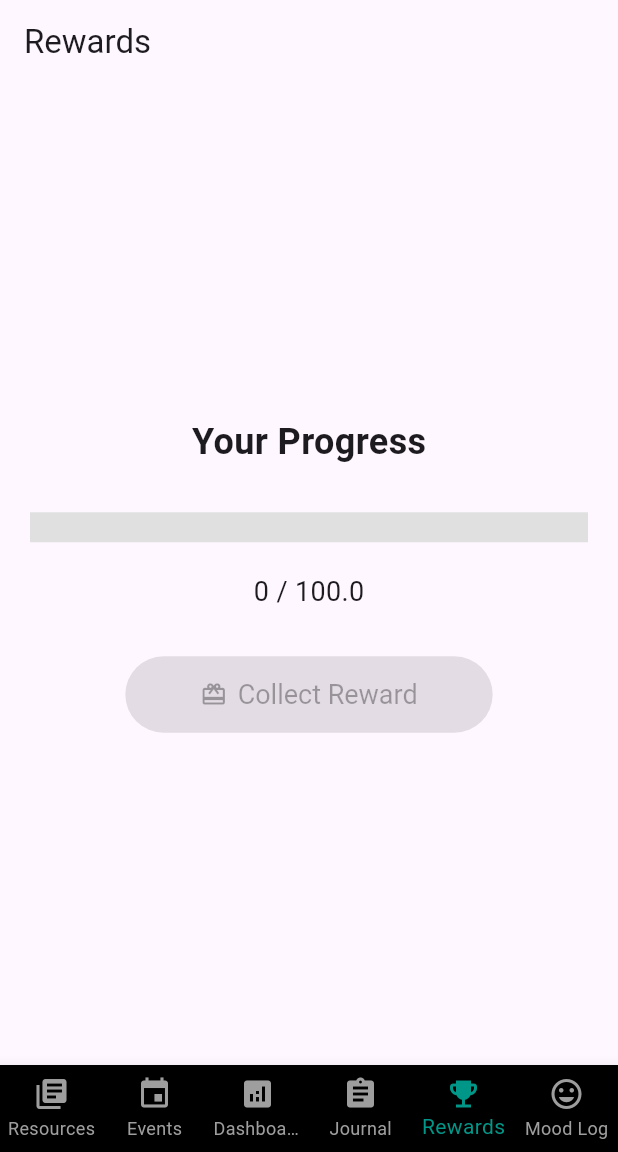
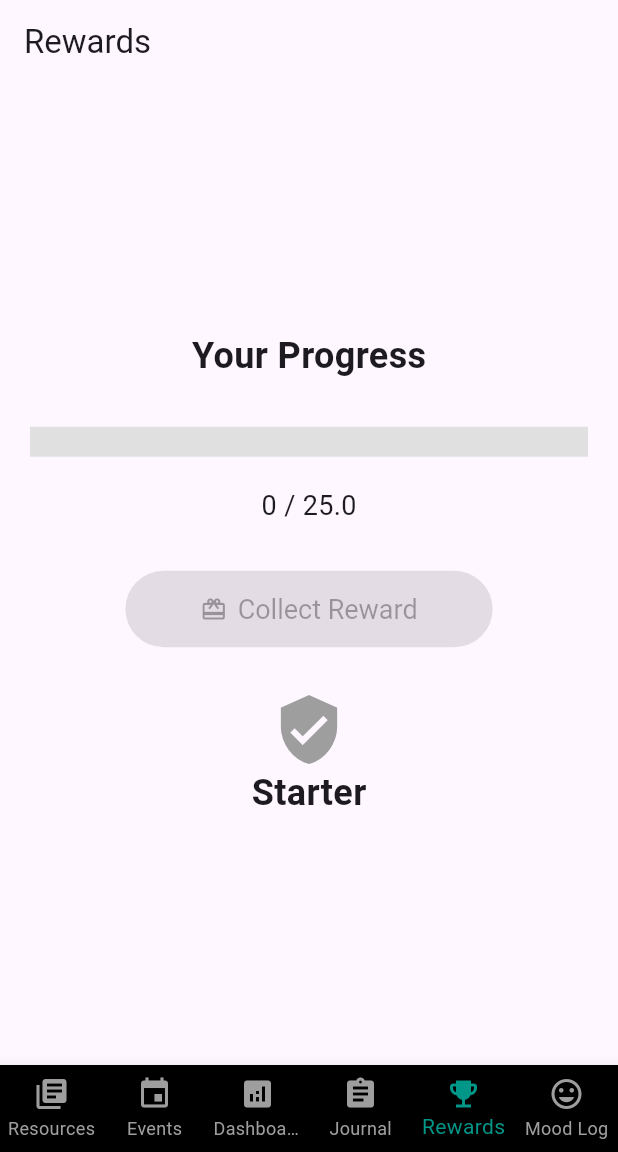
Before and after one commit to WillssEdgar/MoodWaves, a Flutter app: the screen it shows once a user with an empty profile is signed in, item 5 of the bottom bar chosen, on a phone screen of 412 x 824 dp, the part 84-1236 px from its top. Run offline on Flutter 3.47's test engine with Material 3 defaults, Android fonts, the light colour scheme and no system bars; our stand-ins replace cloud_firestore, firebase_auth, firebase_core, fl_chart, table_calendar; accounts and stored records are empty.

```diff
--- a/lib/screens/rewards.dart
+++ b/lib/screens/rewards.dart
@@ -13,7 +13,7 @@ class RewardsPage extends StatefulWidget {
 
 class RewardsPageState extends State<RewardsPage> {
   final FirebaseFirestore firestore = FirebaseFirestore.instance;
-  final double threshold = 100; // Threshold for the reward to be ready
+  final double threshold = 25; // Threshold for the reward to be ready
   double rewardProgress = 0; // Initial progress
   final String userId = FirebaseAuth.instance.currentUser?.uid ?? '';
 
@@ -72,11 +72,73 @@ class RewardsPageState extends State<RewardsPage> {
                 textStyle: const TextStyle(fontSize: 18),
               ),
             ),
+            const SizedBox(height: 30),
+            FutureBuilder<DocumentSnapshot>(
+              future: firestore.collection('users').doc(userId).get(),
+              builder: (context, snapshot) {
+                if (snapshot.connectionState == ConnectionState.done) {
+                  if (snapshot.hasError) {
+                    return Text('Error: ${snapshot.error}');
+                  } else if (snapshot.hasData) {
+                    int rewardsCollected = (snapshot.data!.data() as Map<String, dynamic>)['rewardsCollected']?.toInt() ?? 0;
+                    return buildRewardsIcons(rewardsCollected);
+                  }
+                }
+                return const CircularProgressIndicator();
+              },
+            ),
           ],
         ),
       ),
     );
   }
+    Widget buildRewardsIcons(int rewardsCollected) {
+    String status = getStatus(rewardsCollected);
+    Color medalColor = getMedalColor(status);
+    return Column(
+      mainAxisAlignment: MainAxisAlignment.center,
+      children: [
+        Icon(Icons.verified_user, size: 50, color: medalColor),
+        Text(status, style: TextStyle(fontSize: 24, fontWeight: FontWeight.bold)),
+      ],
+    );
+  }
+
+
+  String getStatus(int rewardsCollected) {
+    switch (rewardsCollected) {
+      case 0:
+        return 'Starter';
+      case 1:
+        return 'Bronze';
+      case 2:
+        return 'Silver';
+      case 3:
+        return 'Black';
+      case 4:
+        return 'Gold';
+      default:
+        return 'Starter';  // Default case for when no rewards have been collected
+    }
+  }
+  Color getMedalColor(String status) {
+    switch (status) {
+      case 'Gold':
+        return Colors.amber;
+      case 'Black':
+        return Colors.black;
+      case 'Silver':
+        return Colors.grey;
+      case 'Bronze':
+        return Colors.brown;  // Bronze color
+      case 'Starter':
+        return Colors.grey;  // Color for Starter level
+      default:
+        return Colors.grey;  // Default color for no status
+    }
+  }
+
+
 
   void collectReward() {
     // Assuming the reward collection sets progress back to 0 or subtracts threshold
@@ -84,7 +146,13 @@ class RewardsPageState extends State<RewardsPage> {
 
     firestore.collection('users').doc(userId).update({
       'rewardProgress': newRewardProgress > 0 ? newRewardProgress : 0,
-    }).then((_) {
+    }).then((_) async {
+        DocumentSnapshot userDoc = await firestore.collection('users').doc(userId).get();
+        int rewardsCollected =  (userDoc.data() as Map<String, dynamic>)['rewardsCollected']?.toInt() ?? 0;
+        firestore.collection('users').doc(userId).update( {
+          'rewardsCollected': rewardsCollected + 1
+        });
+
       setState(() {
         rewardProgress = newRewardProgress > 0 ? newRewardProgress : 0;
       });
```
Also changed, not shown: lib/screens/mood_log.dart (+71 -50 lines).
